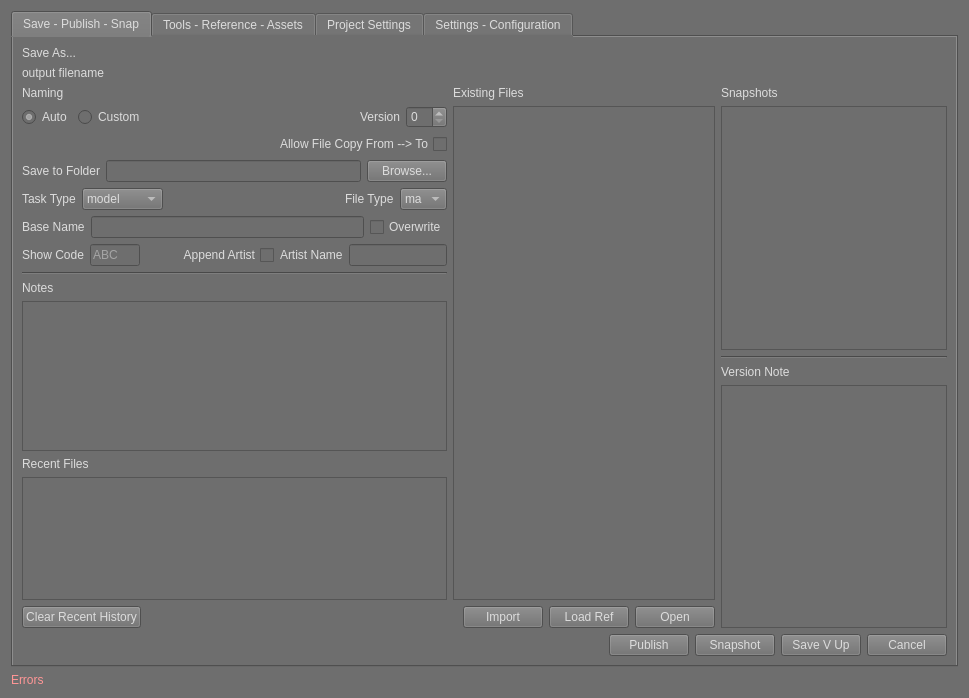
Qt form ui/superSaver_UI.ui (SleepDeprivedVFX/versionUp) before a commit.
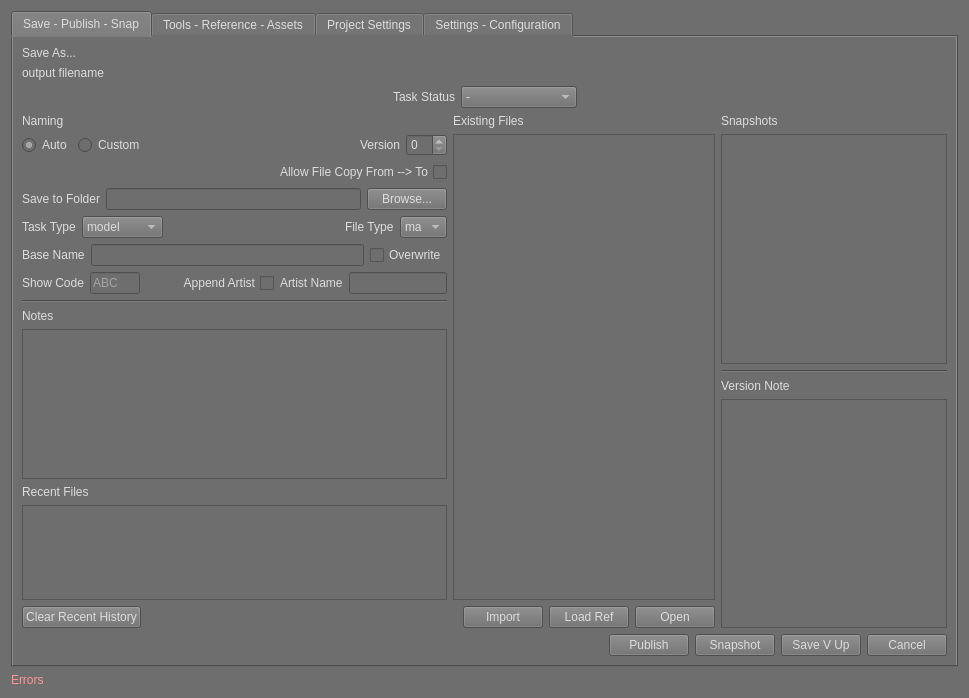
The same form after that commit.

Commit message: v1.3.1: Added task status to the UI.  To test this, I need to make this live.  Going to merge the branches and put this into production.

What changed in the file:
```diff
--- a/ui/superSaver_UI.ui
+++ b/ui/superSaver_UI.ui
@@ -57,6 +57,87 @@
          </property>
         </widget>
        </item>
+       <item>
+        <layout class="QHBoxLayout" name="horizontalLayout_38">
+         <item>
+          <spacer name="horizontalSpacer_22">
+           <property name="orientation">
+            <enum>Qt::Orientation::Horizontal</enum>
+           </property>
+           <property name="sizeHint" stdset="0">
+            <size>
+             <width>40</width>
+             <height>20</height>
+            </size>
+           </property>
+          </spacer>
+         </item>
+         <item>
+          <widget class="QLabel" name="taskStatus_label">
+           <property name="text">
+            <string>Task Status</string>
+           </property>
+          </widget>
+         </item>
+         <item>
+          <widget class="QComboBox" name="taskStatus">
+           <item>
+            <property name="text">
+             <string>-</string>
+            </property>
+           </item>
+           <item>
+            <property name="text">
+             <string>Ready</string>
+            </property>
+           </item>
+           <item>
+            <property name="text">
+             <string>Waiting</string>
+            </property>
+           </item>
+           <item>
+            <property name="text">
+             <string>For Review</string>
+            </property>
+           </item>
+           <item>
+            <property name="text">
+             <string>Needs Revision</string>
+            </property>
+           </item>
+           <item>
+            <property name="text">
+             <string>In Progress</string>
+            </property>
+           </item>
+           <item>
+            <property name="text">
+             <string>Done</string>
+            </property>
+           </item>
+           <item>
+            <property name="text">
+             <string>Omit</string>
+            </property>
+           </item>
+          </widget>
+         </item>
+         <item>
+          <spacer name="horizontalSpacer_23">
+           <property name="orientation">
+            <enum>Qt::Orientation::Horizontal</enum>
+           </property>
+           <property name="sizeHint" stdset="0">
+            <size>
+             <width>40</width>
+             <height>20</height>
+            </size>
+           </property>
+          </spacer>
+         </item>
+        </layout>
+       </item>
        <item>
         <layout class="QHBoxLayout" name="sideBySide_layout">
          <item>
```
The commit also changes 6 other files.
